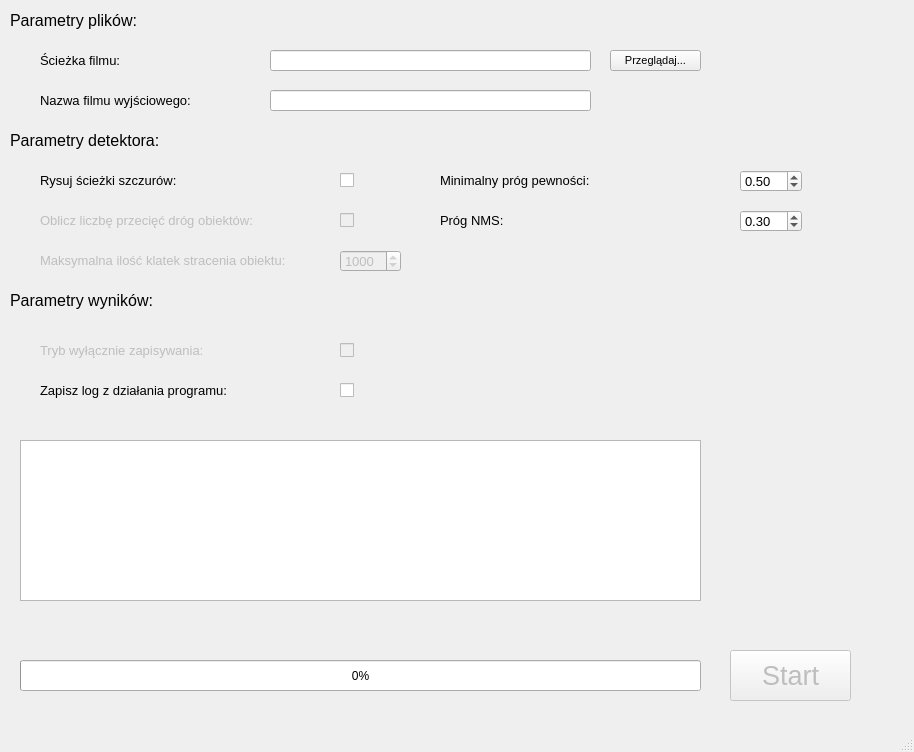
The window that windowView.ui (rdelgiudi/detekcja-yolo-szczury) describes before a commit, drawn with Qt 5.
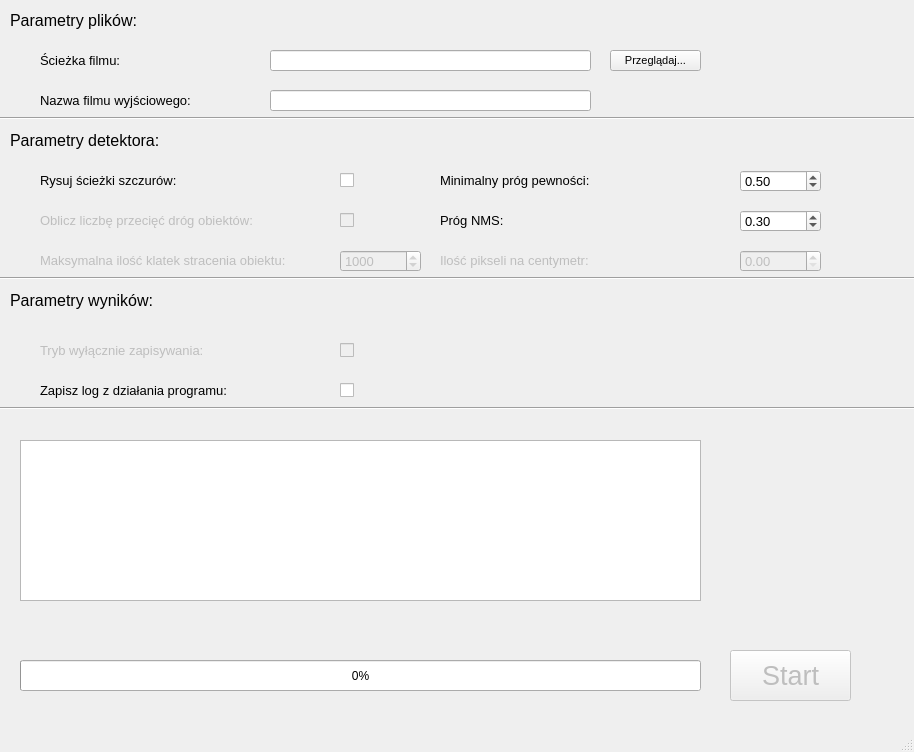
The same window after the commit.

Patch:
```diff
--- a/windowView.ui
+++ b/windowView.ui
@@ -10,6 +10,24 @@
     <height>752</height>
    </rect>
   </property>
+  <property name="sizePolicy">
+   <sizepolicy hsizetype="Fixed" vsizetype="Fixed">
+    <horstretch>0</horstretch>
+    <verstretch>0</verstretch>
+   </sizepolicy>
+  </property>
+  <property name="minimumSize">
+   <size>
+    <width>914</width>
+    <height>752</height>
+   </size>
+  </property>
+  <property name="maximumSize">
+   <size>
+    <width>914</width>
+    <height>752</height>
+   </size>
+  </property>
   <property name="windowTitle">
    <string>Wykrywacz szczurów</string>
   </property>
@@ -178,7 +196,7 @@
      <rect>
       <x>740</x>
       <y>170</y>
-      <width>62</width>
+      <width>81</width>
       <height>22</height>
      </rect>
     </property>
@@ -202,7 +220,7 @@
      <rect>
       <x>740</x>
       <y>210</y>
-      <width>62</width>
+      <width>81</width>
       <height>22</height>
      </rect>
     </property>
@@ -406,7 +424,7 @@
      <rect>
       <x>340</x>
       <y>250</y>
-      <width>61</width>
+      <width>81</width>
       <height>22</height>
      </rect>
     </property>
@@ -516,6 +534,93 @@
      </size>
     </property>
    </widget>
+   <widget class="Line" name="line">
+    <property name="geometry">
+     <rect>
+      <x>0</x>
+      <y>110</y>
+      <width>921</width>
+      <height>16</height>
+     </rect>
+    </property>
+    <property name="orientation">
+     <enum>Qt::Horizontal</enum>
+    </property>
+   </widget>
+   <widget class="Line" name="line_2">
+    <property name="geometry">
+     <rect>
+      <x>0</x>
+      <y>270</y>
+      <width>921</width>
+      <height>16</height>
+     </rect>
+    </property>
+    <property name="orientation">
+     <enum>Qt::Horizontal</enum>
+    </property>
+   </widget>
+   <widget class="Line" name="line_3">
+    <property name="geometry">
+     <rect>
+      <x>0</x>
+      <y>400</y>
+      <width>921</width>
+      <height>16</height>
+     </rect>
+    </property>
+    <property name="orientation">
+     <enum>Qt::Horizontal</enum>
+    </property>
+   </widget>
+   <widget class="QLabel" name="pixelspercmLabel">
+    <property name="enabled">
+     <bool>false</bool>
+    </property>
+    <property name="geometry">
+     <rect>
+      <x>440</x>
+      <y>250</y>
+      <width>261</width>
+      <height>21</height>
+     </rect>
+    </property>
+    <property name="font">
+     <font>
+      <pointsize>10</pointsize>
+     </font>
+    </property>
+    <property name="text">
+     <string>Ilość pikseli na centymetr:</string>
+    </property>
+   </widget>
+   <widget class="QDoubleSpinBox" name="pixelspercmSpinBox">
+    <property name="enabled">
+     <bool>false</bool>
+    </property>
+    <property name="geometry">
+     <rect>
+      <x>740</x>
+      <y>250</y>
+      <width>81</width>
+      <height>22</height>
+     </rect>
+    </property>
+    <property name="font">
+     <font>
+      <pointsize>10</pointsize>
+     </font>
+    </property>
+    <property name="maximum">
+     <double>1000.000000000000000</double>
+    </property>
+    <property name="singleStep">
+     <double>0.100000000000000</double>
+    </property>
+    <property name="value">
+     <double>0.000000000000000</double>
+    </property>
+   </widget>
   </widget>
   <widget class="QMenuBar" name="menubar">
    <property name="geometry">
```
